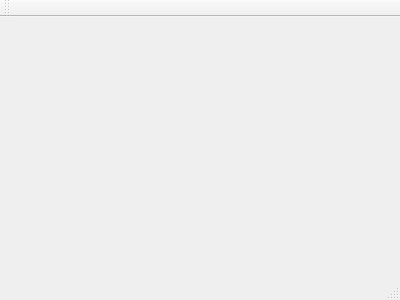
icyveins7/SignalObserver, file mainwindow.ui: the form before one commit.
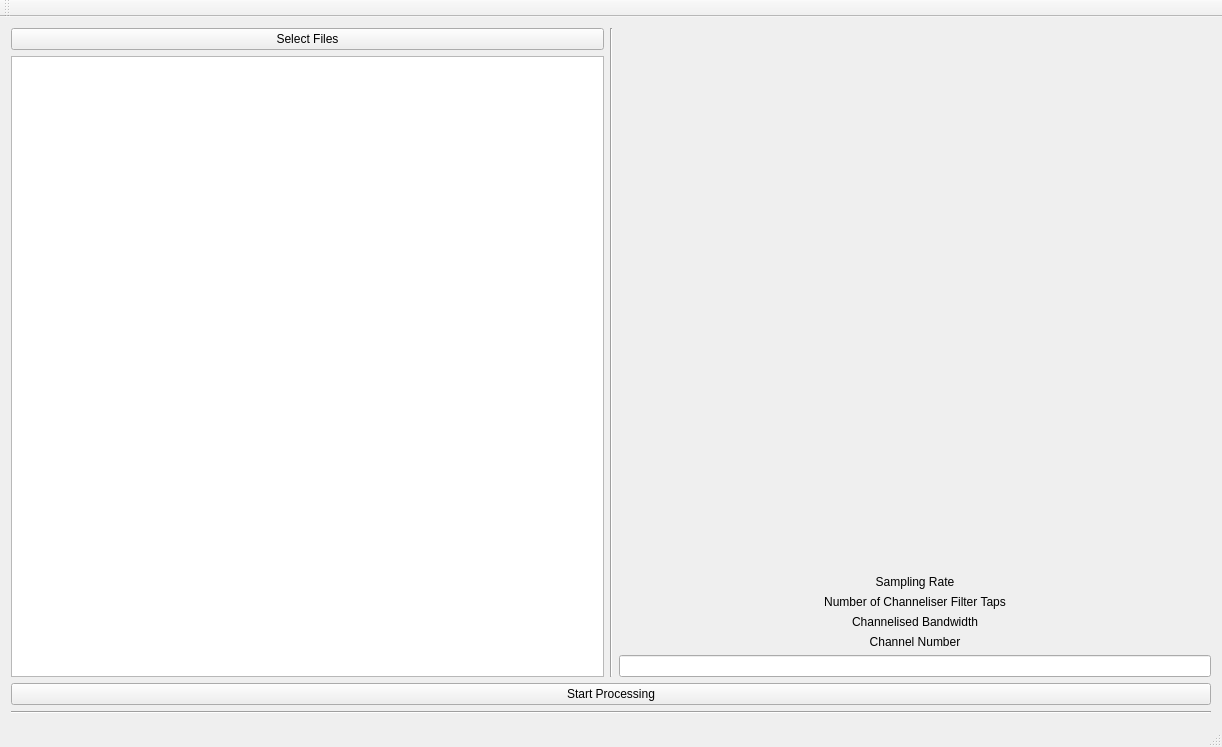
The form after the commit.

The edit to the form file:
```diff
--- a/mainwindow.ui
+++ b/mainwindow.ui
@@ -6,8 +6,8 @@
    <rect>
     <x>0</x>
     <y>0</y>
-    <width>400</width>
-    <height>300</height>
+    <width>1222</width>
+    <height>747</height>
    </rect>
   </property>
   <property name="windowTitle">
@@ -16,7 +16,107 @@
   <widget class="QWidget" name="centralWidget">
    <layout class="QVBoxLayout" name="verticalLayout_2">
     <item>
-     <layout class="QVBoxLayout" name="verticalLayout"/>
+     <layout class="QVBoxLayout" name="verticalLayout">
+      <item>
+       <layout class="QHBoxLayout" name="horizontalLayout">
+        <item>
+         <layout class="QVBoxLayout" name="verticalLayout_3">
+          <item>
+           <widget class="QPushButton" name="selectFilesBtn">
+            <property name="text">
+             <string>Select Files</string>
+            </property>
+           </widget>
+          </item>
+          <item>
+           <widget class="QListWidget" name="filesList"/>
+          </item>
+         </layout>
+        </item>
+        <item>
+         <widget class="Line" name="line_2">
+          <property name="orientation">
+           <enum>Qt::Vertical</enum>
+          </property>
+         </widget>
+        </item>
+        <item>
+         <layout class="QVBoxLayout" name="verticalLayout_4">
+          <item>
+           <spacer name="verticalSpacer">
+            <property name="orientation">
+             <enum>Qt::Vertical</enum>
+            </property>
+            <property name="sizeHint" stdset="0">
+             <size>
+              <width>20</width>
+              <height>40</height>
+             </size>
+            </property>
+           </spacer>
+          </item>
+          <item>
+           <widget class="QLabel" name="label">
+            <property name="text">
+             <string>Sampling Rate</string>
+            </property>
+            <property name="alignment">
+             <set>Qt::AlignCenter</set>
+            </property>
+           </widget>
+          </item>
+          <item>
+           <widget class="QLabel" name="label_3">
+            <property name="text">
+             <string>Number of Channeliser Filter Taps</string>
+            </property>
+            <property name="alignment">
+             <set>Qt::AlignCenter</set>
+            </property>
+           </widget>
+          </item>
+          <item>
+           <widget class="QLabel" name="label_2">
+            <property name="text">
+             <string>Channelised Bandwidth</string>
+            </property>
+            <property name="alignment">
+             <set>Qt::AlignCenter</set>
+            </property>
+           </widget>
+          </item>
+          <item>
+           <widget class="QLabel" name="chnlNumberLabel">
+            <property name="text">
+             <string>Channel Number</string>
+            </property>
+            <property name="alignment">
+             <set>Qt::AlignCenter</set>
+            </property>
+           </widget>
+          </item>
+          <item>
+           <widget class="QLineEdit" name="lineEdit"/>
+          </item>
+         </layout>
+        </item>
+       </layout>
+      </item>
+      <item>
+       <widget class="QPushButton" name="startBtn">
+        <property name="text">
+         <string>Start Processing</string>
+        </property>
+       </widget>
+      </item>
+      <item>
+       <widget class="Line" name="line">
+        <property name="orientation">
+         <enum>Qt::Horizontal</enum>
+        </property>
+       </widget>
+      </item>
+     </layout>
     </item>
    </layout>
   </widget>
```
Left out of the diff: 2 changed lines with no effect on the pictures.
